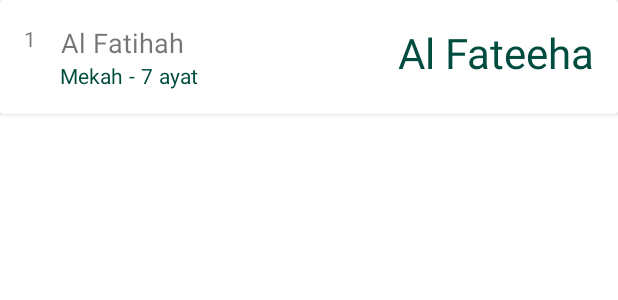
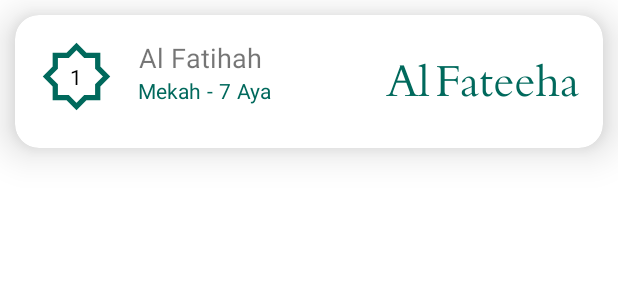
Before and after one commit to AssemAssad/Bayt_Almuqadas, an Android app: the layout row_surat.xml on its own in the app's theme, with its tools: preview values and no code run, on a phone screen of 412 x 824 dp. Shown: the top 300 px of the screen. Run offline under Robolectric (Android 15) with nearby library versions, the phone set to English and light mode, and no system bars; network calls fail.

Commit message:
Update 2

```diff
--- a/app/src/main/java/com/example/baytalmuqadas/utils/Util.java
+++ b/app/src/main/java/com/example/baytalmuqadas/utils/Util.java
@@ -3,4 +3,5 @@ package com.example.baytalmuqadas.utils;
 public class Util {
 
     public static String URL_SURAT = "https://api.npoint.io/99c279bb173a6e28359c/data";
+    public static String URL_AYAT = "https://api.npoint.io/99c279bb173a6e28359c/surat/";
 }
--- /dev/null
+++ b/app/src/main/res/drawable/ic_bg_row.xml
@@ -0,0 +1,17 @@
+<?xml version="1.0" encoding="utf-8"?>
+<vector xmlns:android="http://schemas.android.com/apk/res/android"
+    android:width="50dp"
+    android:height="50dp"
+    android:viewportWidth="500"
+    android:viewportHeight="500">
+    <group>
+        <clip-path android:pathData="M0,0h500v500h-500z M 0,0" />
+        <path
+            android:fillColor="#00000000"
+            android:pathData=" M 191.389 108.5 L 108.5 108.5 L 108.5 191.389 L 49.889 250 L 108.5 308.611 L 108.5 391.5 L 191.389 391.5 L 250 450.111 L 308.611 391.5 L 391.5 391.5 L 391.5 308.611 L 450.111 250 L 391.5 191.389 L 391.5 108.5 L 308.611 108.5 L 250 49.889 L 191.389 108.5 Z "
+            android:strokeWidth="35"
+            android:strokeColor="@color/colorPrimary"
+            android:strokeLineCap="square"
+            android:strokeLineJoin="miter" />
+    </group>
+</vector>
--- a/app/src/main/res/layout/row_surat.xml
+++ b/app/src/main/res/layout/row_surat.xml
@@ -4,6 +4,10 @@
     xmlns:android="http://schemas.android.com/apk/res/android"
     android:layout_width="match_parent"
     android:layout_height="wrap_content"
+    app:cardCornerRadius="16dp"
+    app:cardElevation="16dp"
+    android:padding="16dp"
+    android:layout_margin="10dp"
     xmlns:app="http://schemas.android.com/apk/res-auto">
 <androidx.constraintlayout.widget.ConstraintLayout
     android:padding="16dp"
@@ -13,6 +17,9 @@
     <TextView
         android:id="@+id/nomor_surat"
         android:text="@string/nomor_surat"
+        android:gravity="center"
+        android:textColor="@color/black"
+        android:background="@drawable/ic_bg_row"
         app:layout_constraintStart_toStartOf="parent"
         app:layout_constraintTop_toTopOf="parent"
         android:layout_width="wrap_content"
@@ -34,7 +41,7 @@
         android:text="@string/type"
         android:textSize="14sp"
         android:layout_marginStart="16dp"
-        android:textColor="@color/colorPrimaryDark"
+        android:textColor="@color/colorPrimary"
         app:layout_constraintStart_toEndOf="@id/nomor_surat"
         app:layout_constraintTop_toBottomOf="@id/nama"
         android:layout_width="wrap_content"
@@ -46,7 +53,7 @@
         android:textSize="14sp"
         android:paddingStart="4dp"
         android:paddingEnd="4dp"
-        android:textColor="@color/colorPrimaryDark"
+        android:textColor="@color/colorPrimary"
         app:layout_constraintStart_toEndOf="@id/type"
         app:layout_constraintTop_toBottomOf="@id/nama"
         android:layout_width="wrap_content"
@@ -56,7 +63,7 @@
         android:id="@+id/jumlah_ayat"
         android:text="@string/jumlah_ayat"
         android:textSize="14sp"
-        android:textColor="@color/colorPrimaryDark"
+        android:textColor="@color/colorPrimary"
         app:layout_constraintStart_toEndOf="@id/pemisah"
         app:layout_constraintTop_toBottomOf="@id/nama"
         android:paddingStart="0dp"
@@ -66,8 +73,8 @@
 
     <TextView
         android:id="@+id/label_ayat"
-        android:text="@string/label_ayat"
-        android:textColor="@color/colorPrimaryDark"
+        android:text="@string/label_aya"
+        android:textColor="@color/colorPrimary"
         app:layout_constraintStart_toEndOf="@id/jumlah_ayat"
         app:layout_constraintTop_toBottomOf="@id/nama"
         android:layout_width="wrap_content"
@@ -76,9 +83,10 @@
     <TextView
         android:id="@+id/asma"
         android:text="@string/asma"
-        android:textSize="28sp"
+        android:textSize="32sp"
+        android:fontFamily="@font/alfont_com_pdms_saleem_quranfont"
         android:textAlignment="viewEnd"
-        android:textColor="@color/colorPrimaryDark"
+        android:textColor="@color/colorPrimary"
         app:layout_constraintStart_toEndOf="@id/nama"
         app:layout_constraintTop_toTopOf="parent"
         app:layout_constraintEnd_toEndOf="parent"
--- a/app/src/main/res/values/strings.xml
+++ b/app/src/main/res/values/strings.xml
@@ -5,10 +5,12 @@
     <string name="type">Mekah</string>
     <string name="pemisah">-</string>
     <string name="jumlah_ayat">7</string>
-    <string name="label_ayat">ayat</string>
+    <string name="label_aya">Aya</string>
     <string name="asma">Al Fateeha</string>
     <!-- TODO: Remove or change this placeholder text -->
     <string name="hello_blank_fragment">Hello blank fragment</string>
     <string name="label_surat">Surat</string>
     <string name="label_penanda">Penanda</string>
+    <string name="nomor_ayat">1</string>
+    <string name="ar">Bismillahirrohmanirrohiim</string>
 </resources>
```
Also changed, not shown: app/src/main/AndroidManifest.xml (+6 -1 lines), app/src/main/java/com/example/baytalmuqadas/AyatActivity.java (added, +81 -0 lines), app/src/main/java/com/example/baytalmuqadas/adapters/AyatAdapter.java (added, +64 -0 lines), app/src/main/java/com/example/baytalmuqadas/adapters/SuratAdapters.java (+17 -0 lines), app/src/main/java/com/example/baytalmuqadas/fragments/SuratFragment.java (+43 -3 lines), app/src/main/java/com/example/baytalmuqadas/models/AyatModel.java (added, +32 -0 lines), app/src/main/res/layout/activity_ayat.xml (added, +13 -0 lines), app/src/main/res/layout/row_ayat.xml (added, +60 -0 lines), app/src/main/res/font/alfont_com_pdms_saleem_quranfont.otf (added).
